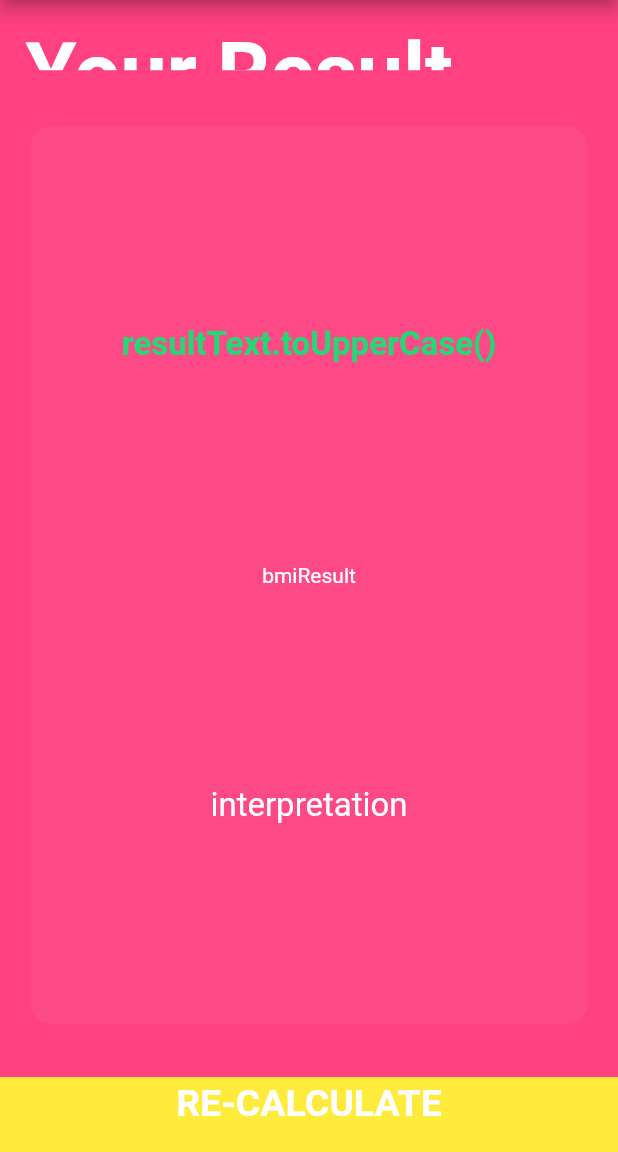
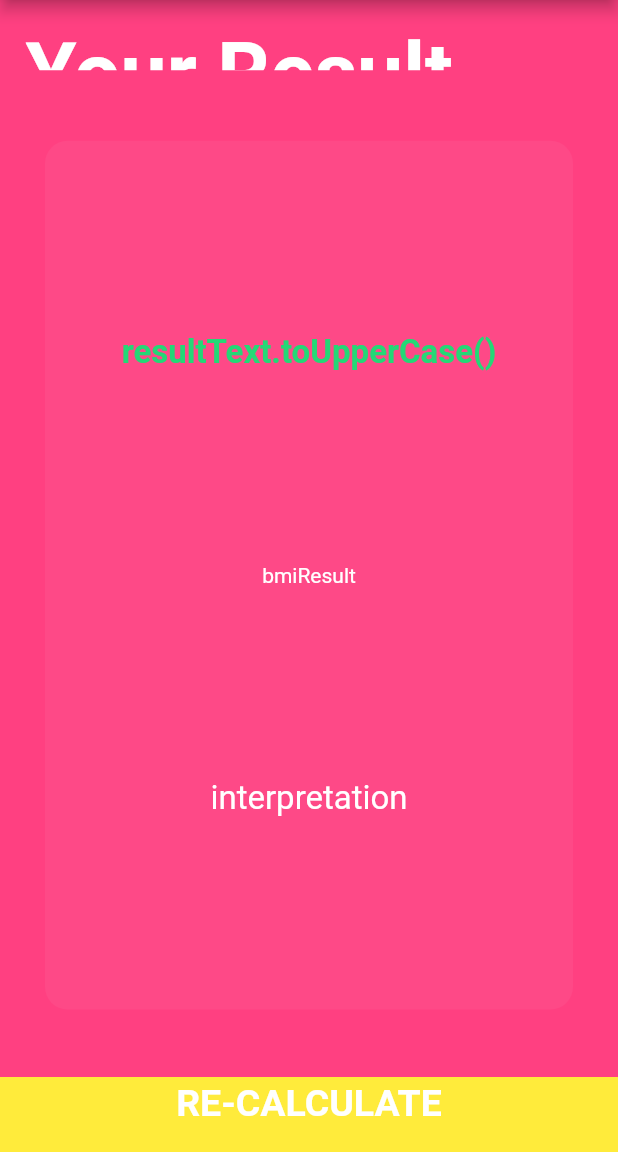
Before and after one commit to salehanoor644/BMI, a Flutter app: the ResultPage screen opened directly, on a phone screen of 412 x 824 dp, the part 84-1236 px from its top. Run offline on Flutter 3.47's test engine with Material 2 defaults, Android fonts, the phone set to English and light mode, and no system bars; our stand-ins replace font_awesome_flutter.

Commit message:
cardWidget

```diff
--- a/lib/reUseableCardWidgets.dart
+++ b/lib/reUseableCardWidgets.dart
@@ -11,7 +11,7 @@ class ReuseableContainer extends StatelessWidget {
       onTap: onPress,
       child: Container(
         child: cardWidget,
-        margin: EdgeInsets.all(20.0),
+        margin: EdgeInsets.all(30.0),
         decoration: BoxDecoration(
           color: colorr,
           borderRadius: BorderRadius.circular(15.0),
```
